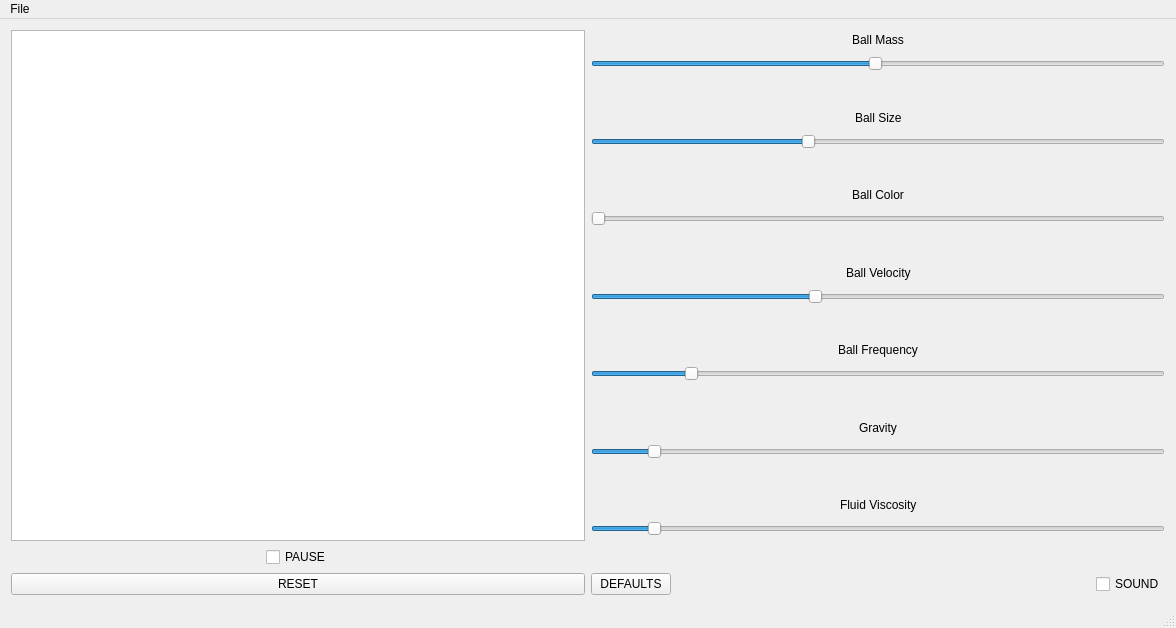
First picture: the form in MainWindowForm.ui, repository haydenm2/ball_fountain, before the edit.
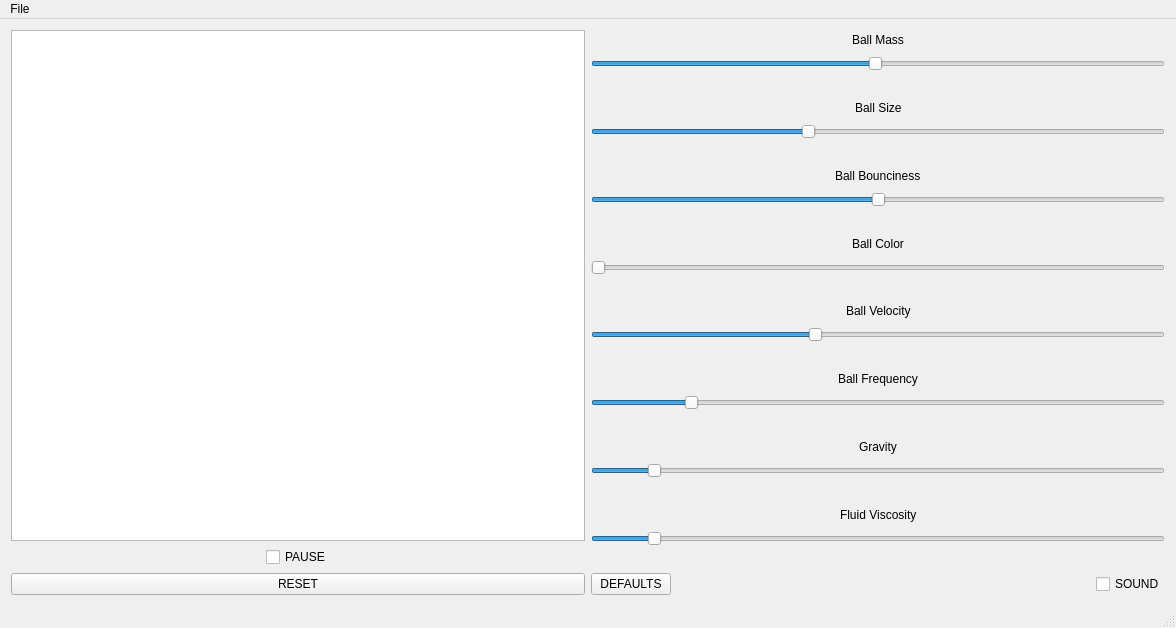
Second picture: the form after the edit. Custom widgets are drawn as their Qt base class.

Commit message: added coefficient of restitution slider

The edit to the form file:
```diff
--- a/MainWindowForm.ui
+++ b/MainWindowForm.ui
@@ -206,6 +206,72 @@
         </property>
        </spacer>
       </item>
+      <item>
+       <layout class="QHBoxLayout" name="horizontalLayout_4">
+        <item>
+         <spacer name="horizontalSpacer_14">
+          <property name="orientation">
+           <enum>Qt::Horizontal</enum>
+          </property>
+          <property name="sizeHint" stdset="0">
+           <size>
+            <width>40</width>
+            <height>20</height>
+           </size>
+          </property>
+         </spacer>
+        </item>
+        <item>
+         <widget class="QLabel" name="label_7">
+          <property name="text">
+           <string>Ball Bounciness</string>
+          </property>
+         </widget>
+        </item>
+        <item>
+         <spacer name="horizontalSpacer_15">
+          <property name="orientation">
+           <enum>Qt::Horizontal</enum>
+          </property>
+          <property name="sizeHint" stdset="0">
+           <size>
+            <width>40</width>
+            <height>20</height>
+           </size>
+          </property>
+         </spacer>
+        </item>
+       </layout>
+      </item>
+      <item>
+       <widget class="QSlider" name="horizontalSlider_BallBounciness">
+        <property name="maximum">
+         <number>100</number>
+        </property>
+        <property name="pageStep">
+         <number>10</number>
+        </property>
+        <property name="value">
+         <number>50</number>
+        </property>
+        <property name="orientation">
+         <enum>Qt::Horizontal</enum>
+        </property>
+       </widget>
+      </item>
+      <item>
+       <spacer name="verticalSpacer_5">
+        <property name="orientation">
+         <enum>Qt::Vertical</enum>
+        </property>
+        <property name="sizeHint" stdset="0">
+         <size>
+          <width>20</width>
+          <height>40</height>
+         </size>
+        </property>
+       </spacer>
+      </item>
       <item>
        <layout class="QHBoxLayout" name="horizontalLayout_25">
         <item>
```
The commit also changes 2 other files.
